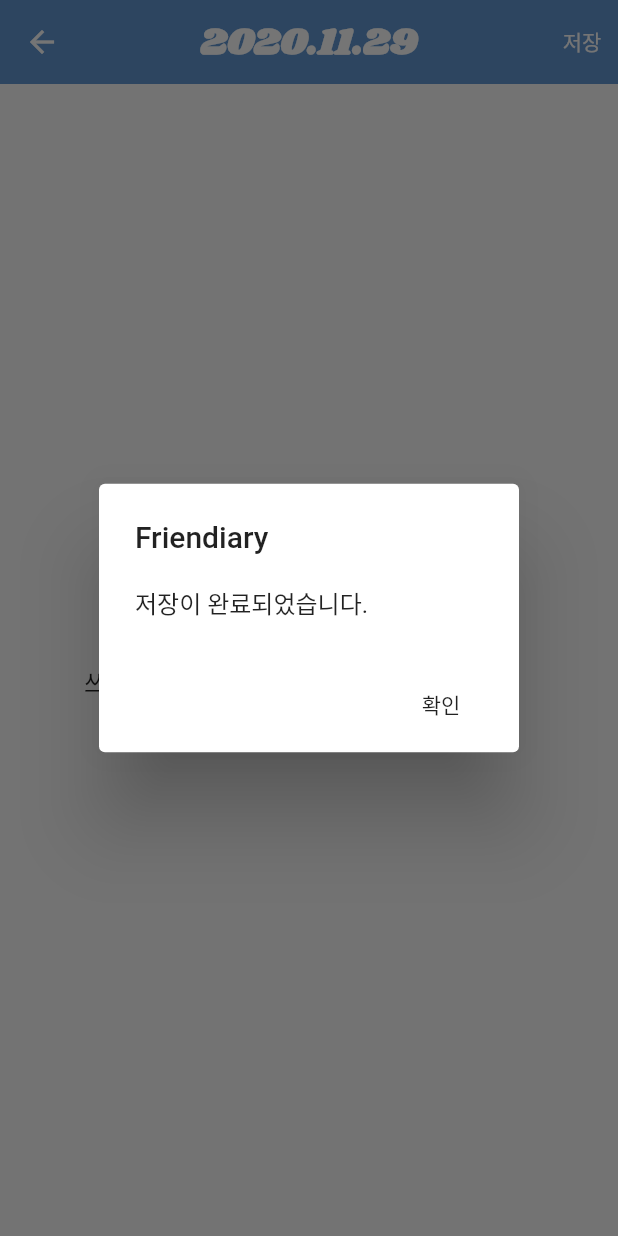
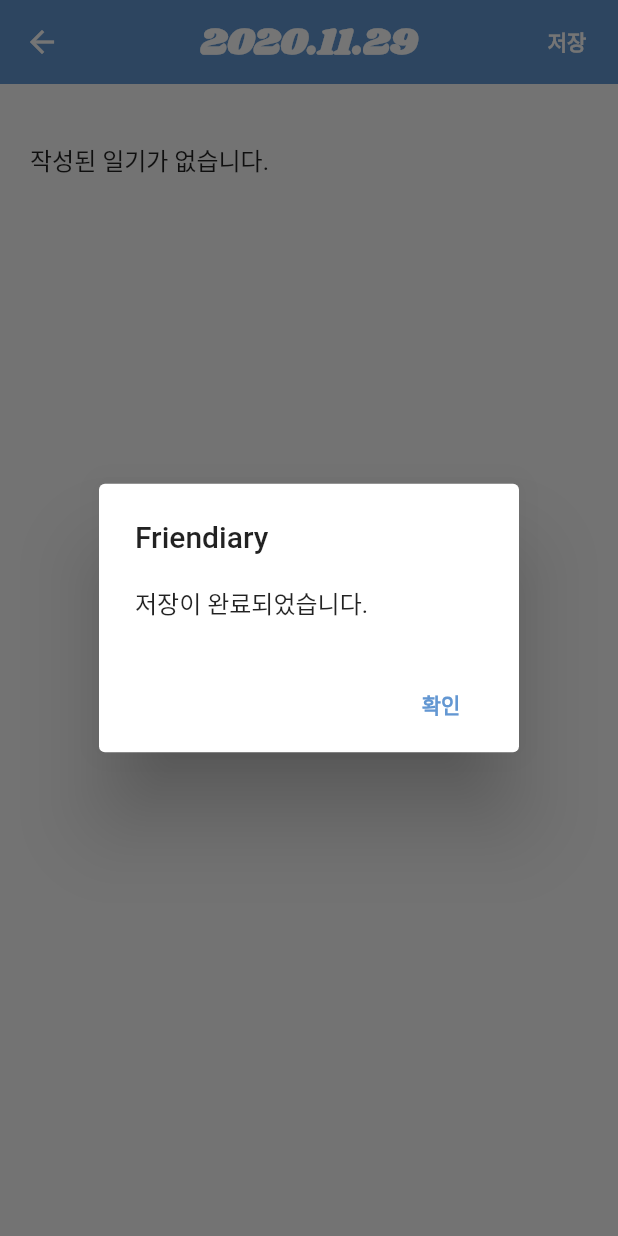
Before and after one commit to jwjin95/SW_project, a Flutter app: the todaydiaryView screen opened directly, after a tap on "저장", on a phone screen of 412 x 824 dp. Run offline on Flutter 3.47's test engine with Material 2 defaults, Android fonts, the phone set to English and light mode, and no system bars; our stand-ins replace bubble, date_format, flutter_calendar_carousel, flutter_local_notifications, google_fonts, shared_preferences and 1 more; missing offline and left inert: speech_bubble; accounts and stored records are empty.

Commit message:
feat : edit buttons

```diff
--- a/lib/diary.dart
+++ b/lib/diary.dart
@@ -33,7 +33,6 @@ class diaryView extends StatelessWidget {
                 style: TextStyle(
                   height: 2.0,
                 ),),),
-
             ],
           )
         ],
@@ -50,7 +49,7 @@ class todaydiaryView extends StatelessWidget {
   TextEditingController _tec = TextEditingController();
   todaydiaryView(DateTime _date, String _content){
     this.date = _date;
-    this.content = _content != null ? _content : "쓰여진 일기가 없습니다.";
+    this.content = _content != null ? _content : "작성된 일기가 없습니다.";
     _tec = TextEditingController(text: content);
   }
   static const TextStyle optionStyle = TextStyle(fontSize: 25, color: Color(0xFFFFFFFF), fontWeight: FontWeight.bold, fontFamily: 'Shrikhand');
@@ -64,28 +63,28 @@ class todaydiaryView extends StatelessWidget {
         centerTitle: true,
         backgroundColor: Color(0xFF6397D2),
         elevation: 0.0,
+
         actions: <Widget> [
-          new IconButton(
-            icon: new Text("저장"),
+          new Padding(
+              padding: EdgeInsets.only(right : 10),
+              child : IconButton(
+            icon: new Text("저장", style: TextStyle(fontWeight: FontWeight.w700),),
             onPressed: () => {
               CalendarPage2State.diary_list[date]=_tec.text,
               showAlertDialog(context)
               },
-          )
+          )),
         ]
       ),
-      body: Center( child:SingleChildScrollView(
+      body: SingleChildScrollView(
         child : Column(
-        crossAxisAlignment: CrossAxisAlignment.center,
-        children: <Widget> [
-          Column(
-            mainAxisAlignment: MainAxisAlignment.spaceBetween,
+            mainAxisSize: MainAxisSize.min,
             children: <Widget>[
-              SizedBox(height: 25,),
               Container(
                 width : 300,
+                padding: EdgeInsets.all(20),
                 child : TextField(
-                  textAlignVertical: TextAlignVertical.top,
+                  // textAlignVertical: TextAlignVertical.top,
                   controller: _tec,
                   maxLines: null,
                   decoration: InputDecoration(border: InputBorder.none,
@@ -96,8 +95,7 @@ class todaydiaryView extends StatelessWidget {
 
             ],
           )
-        ],
-      ),),),
+      ),
     );
   }
 
@@ -111,7 +109,7 @@ class todaydiaryView extends StatelessWidget {
           content: Text("저장이 완료되었습니다."),
           actions: <Widget>[
             FlatButton(
-              child: Text('확인'),
+              child: Text('확인', style: TextStyle(color: Color(0xff6397D2), fontWeight: FontWeight.w700),),
               onPressed: () {
                 Navigator.pop(context, "OK");
               },
```
Also changed, not shown: lib/example.dart (+16 -33 lines).
